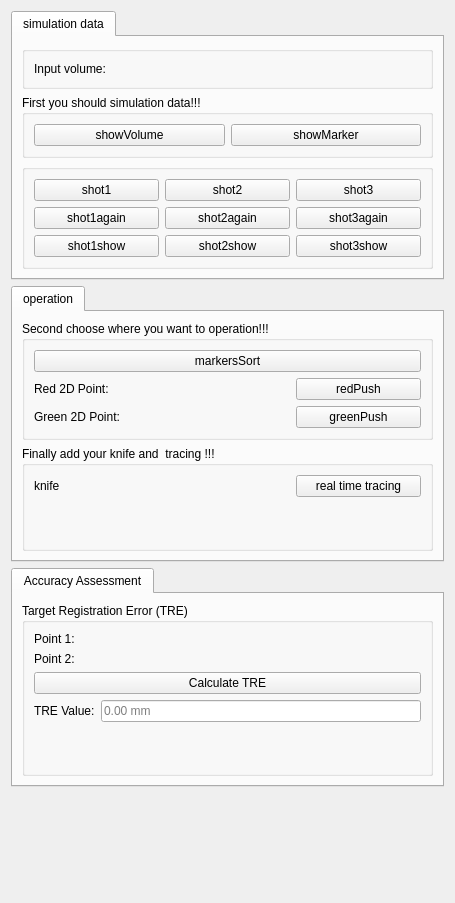
Above: Resources/UI/Biplane.ui from CodingHHW/Biplane before the change. Below: the same form after it.
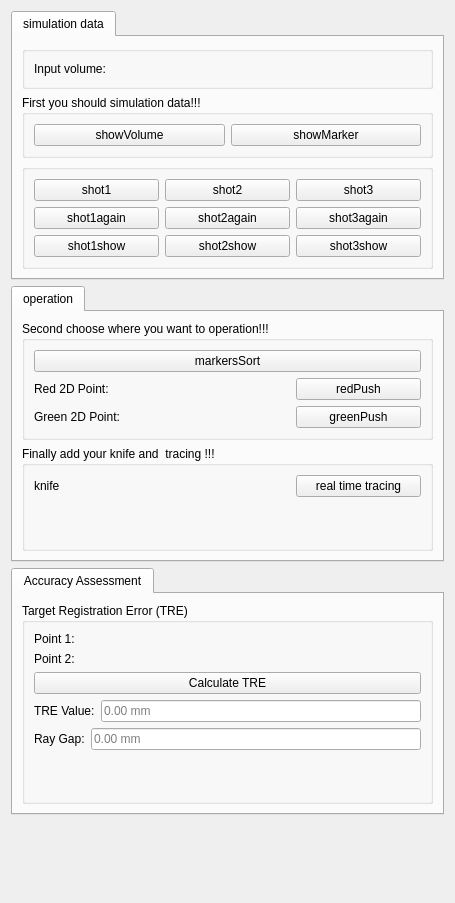
That is the form after the change. Custom widgets are drawn as their Qt base class.

Commit message: Improve TRE accuracy and diagnostics

```diff
--- a/Resources/UI/Biplane.ui
+++ b/Resources/UI/Biplane.ui
@@ -466,6 +466,27 @@
             </item>
            </layout>
           </item>
+         <item>
+          <layout class="QHBoxLayout" name="horizontalLayout_12">
+           <item>
+            <widget class="QLabel" name="label_11">
+             <property name="text">
+              <string>Ray Gap:</string>
+             </property>
+            </widget>
+           </item>
+           <item>
+            <widget class="QLineEdit" name="lineGapDisplay">
+             <property name="readOnly">
+              <bool>true</bool>
+             </property>
+             <property name="placeholderText">
+              <string>0.00 mm</string>
+             </property>
+            </widget>
+           </item>
+          </layout>
+         </item>
           <item>
            <spacer name="verticalSpacer_3">
             <property name="orientation">
```
The commit also changes 2 other files.
